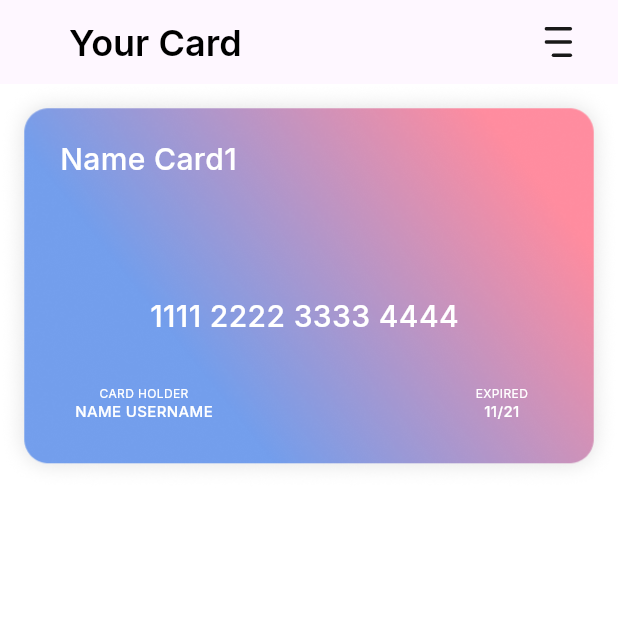
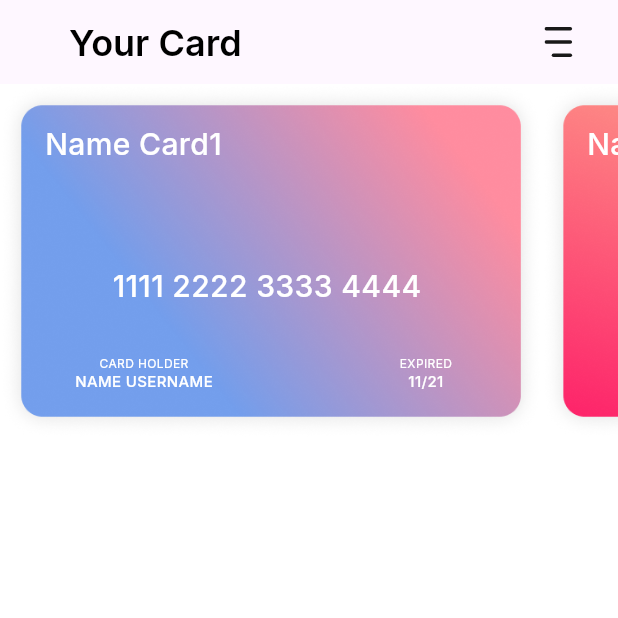
Before and after one commit to Maksi-GitHub/Figma_app, a Flutter app: the YourCard screen opened directly, on a phone screen of 412 x 824 dp, the top half of it. Run offline on Flutter 3.47's test engine with Material 3 defaults, Android fonts, the light colour scheme and no system bars; our stand-ins replace flutter_svg, google_fonts.

Commit message:
Сделан скролл карты

```diff
--- a/lib/design/your_cards.dart
+++ b/lib/design/your_cards.dart
@@ -8,21 +8,21 @@ const List yourCard = [
   },
   {
   "card": "assets/icons/card2.png",
-  "nameCard": "Card2",
+  "nameCard": "Name Card2",
   "numberCard": "2222 3333 4444 5555",
   "nameUser": "NAME USERNAME",
   "dateCard": "12/22"
   },
   {
   "card": "assets/icons/card3.png",
-  "nameCard": "Card3",
+  "nameCard": "Name Card3",
   "numberCard": "3333 4444 5555 6666",
   "nameUser": "NAME USERNAME",
   "dateCard": "13/23"
   },
   {
   "card": "assets/icons/card4.png",
-  "nameCard": "Card4",
+  "nameCard": "Name Card4",
   "numberCard": "4444 5555 6666 7777",
   "nameUser": "NAME USERNAME",
   "dateCard": "14/24"
--- a/lib/pages/your_card_page.dart
+++ b/lib/pages/your_card_page.dart
@@ -36,14 +36,21 @@ class _YourCardState extends State<YourCard> {
           )
         ],
       ),
-      body: Stack(
+      body: Container(
+        height: 236,
+        width: 419,
+        child: SingleChildScrollView(
+          scrollDirection: Axis.horizontal,
+          child: Row(
+            children: List.generate(yourCard.length, (index) {
+              return Stack(
                 children: <Widget>[
-          Image(image: AssetImage(yourCard[0]['card'])),
+                  Image(image: AssetImage(yourCard[index]['card'])),
                   Positioned(
-            top: 35,
-            left: 40,
+                    top: 25,
+                    left: 30,
                     child: Text(
-              yourCard[0]['nameCard'],
+                      yourCard[index]['nameCard'],
                       style: GoogleFonts.inter(
                         textStyle: const TextStyle(
                             fontSize: 20,
@@ -53,10 +60,10 @@ class _YourCardState extends State<YourCard> {
                     ),
                   ),
                   Positioned(
-            top: 140,
-            left: 100,
+                    top: 120,
+                    left: 75,
                     child: Text(
-              yourCard[0]['numberCard'],
+                      yourCard[index]['numberCard'],
                       style: GoogleFonts.inter(
                         textStyle: const TextStyle(
                             fontSize: 20,
@@ -66,7 +73,7 @@ class _YourCardState extends State<YourCard> {
                     ),
                   ),
                   Positioned(
-            top: 200,
+                    top: 180,
                     left: 50,
                     child: Column(
                       children: [
@@ -74,7 +81,7 @@ class _YourCardState extends State<YourCard> {
                                 color: textColor2,
                                 fontWeight: FontWeight.w400))),
                         Text(
-                  yourCard[0]['nameUser'],
+                          yourCard[index]['nameUser'],
                           style: GoogleFonts.inter(
                             textStyle: const TextStyle(
                                 fontSize: 10,
@@ -86,7 +93,7 @@ class _YourCardState extends State<YourCard> {
                     ),
                   ),
                   Positioned(
-            top: 200,
+                    top: 180,
                     right: 60,
                     child: Column(
                       children: [
@@ -94,7 +101,7 @@ class _YourCardState extends State<YourCard> {
                                 color: textColor2,
                                 fontWeight: FontWeight.w400))),
                         Text(
-                  yourCard[0]['dateCard'],
+                          yourCard[index]['dateCard'],
                           style: GoogleFonts.inter(
                             textStyle: const TextStyle(
                                 fontSize: 10,
@@ -106,6 +113,10 @@ class _YourCardState extends State<YourCard> {
                     ),
                   ),
                 ],
+              );
+            })
+          ),
+        ),
       ),
     );
   }
```
Lines whose indentation alone changed are shown as unchanged.
